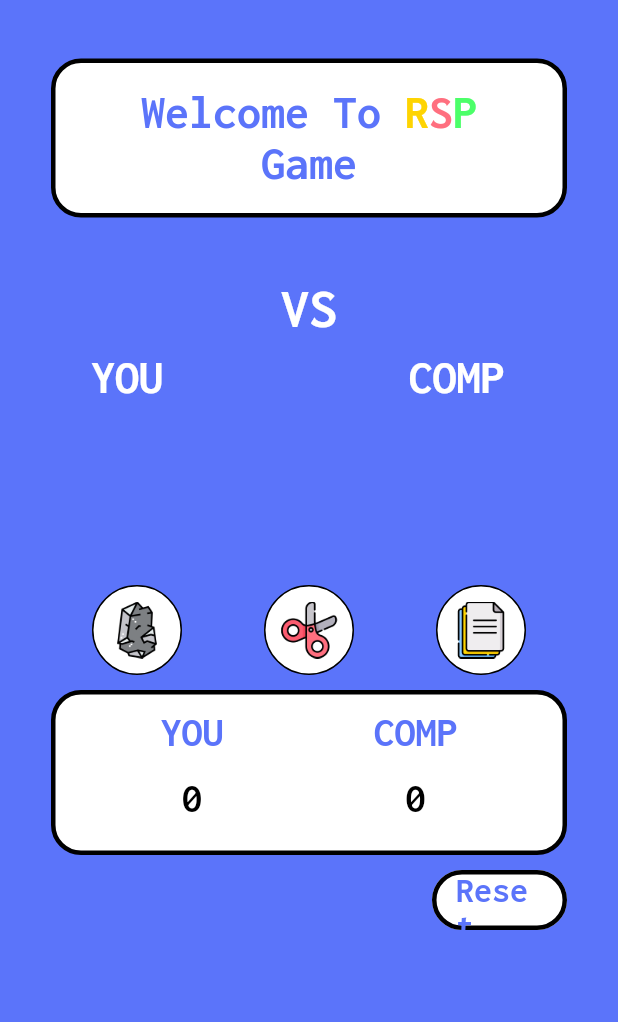
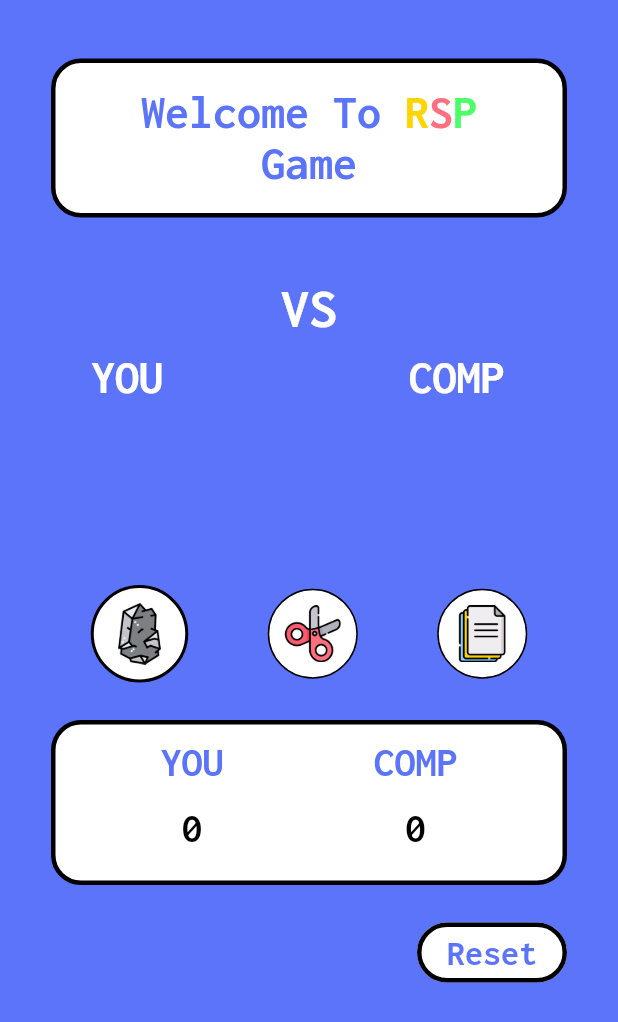
Before and after one commit to Ripat-2345/Janken-Game, a Flutter app: the screen it shows after launch, on a phone screen of 412 x 824 dp. Shown: the top 1022 px of the screen. Run offline on Flutter 3.47's test engine with Material 2 defaults, Android fonts, the phone set to English and light mode, and no system bars; our stand-ins replace get, google_fonts.

Commit message:
update project

```diff
--- a/lib/screens/home_screen.dart
+++ b/lib/screens/home_screen.dart
@@ -164,13 +164,13 @@ class _HomeScreenState extends State<HomeScreen> {
                           await rspC.runRSP("rock");
                         },
                         child: Container(
-                          width: 60,
-                          height: 60,
+                          width: 65,
+                          height: 65,
                           padding: const EdgeInsets.all(10),
                           decoration: BoxDecoration(
                             color: Colors.white,
                             borderRadius: BorderRadius.circular(100),
-                            border: Border.all(color: Colors.black, width: 1),
+                            border: Border.all(color: Colors.black, width: 2),
                           ),
                           child: Image.asset("assets/images/rock.png"),
                         ),
@@ -218,7 +218,7 @@ class _HomeScreenState extends State<HomeScreen> {
                     ],
                   ),
                   const SizedBox(
-                    height: 10,
+                    height: 25,
                   ),
                   Container(
                     padding: const EdgeInsets.symmetric(
@@ -290,13 +290,13 @@ class _HomeScreenState extends State<HomeScreen> {
                     ),
                   ),
                   const SizedBox(
-                    height: 10,
+                    height: 25,
                   ),
                   Row(
                     mainAxisAlignment: MainAxisAlignment.end,
                     children: [
                       SizedBox(
-                        width: 90,
+                        width: 100,
                         height: 40,
                         child: ElevatedButton(
                           onPressed: () => rspC.resetScore(),
```
